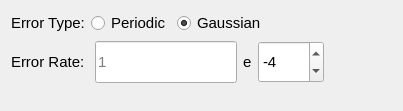
The window that src/hobbits-plugins/operators/BitsError/bitserrorform.ui (goldest-star/binary-analysis-tool) describes before a commit, drawn with Qt 5.
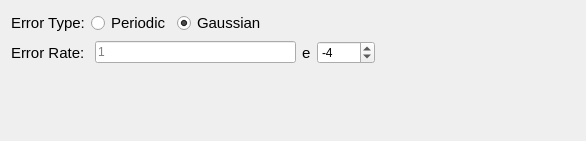
The same window after the commit.

Patch:
```diff
--- a/src/hobbits-plugins/operators/BitsError/bitserrorform.ui
+++ b/src/hobbits-plugins/operators/BitsError/bitserrorform.ui
@@ -6,15 +6,10 @@
    <rect>
     <x>0</x>
     <y>0</y>
-    <width>403</width>
-    <height>111</height>
+    <width>586</width>
+    <height>141</height>
    </rect>
   </property>
-  <property name="font">
-   <font>
-    <pointsize>8</pointsize>
-   </font>
-  </property>
   <property name="windowTitle">
    <string>Form</string>
   </property>
@@ -100,17 +95,6 @@
      </item>
      <item>
       <widget class="QLineEdit" name="coeffInput">
-       <property name="minimumSize">
-        <size>
-         <width>0</width>
-         <height>42</height>
-        </size>
-       </property>
-       <property name="font">
-        <font>
-         <pointsize>11</pointsize>
-        </font>
-       </property>
        <property name="placeholderText">
         <string>1</string>
        </property>
@@ -130,17 +114,6 @@
      </item>
      <item>
       <widget class="QSpinBox" name="expInput">
-       <property name="minimumSize">
-        <size>
-         <width>0</width>
-         <height>42</height>
-        </size>
-       </property>
-       <property name="font">
-        <font>
-         <pointsize>11</pointsize>
-        </font>
-       </property>
        <property name="minimum">
         <number>-5000</number>
        </property>
```
